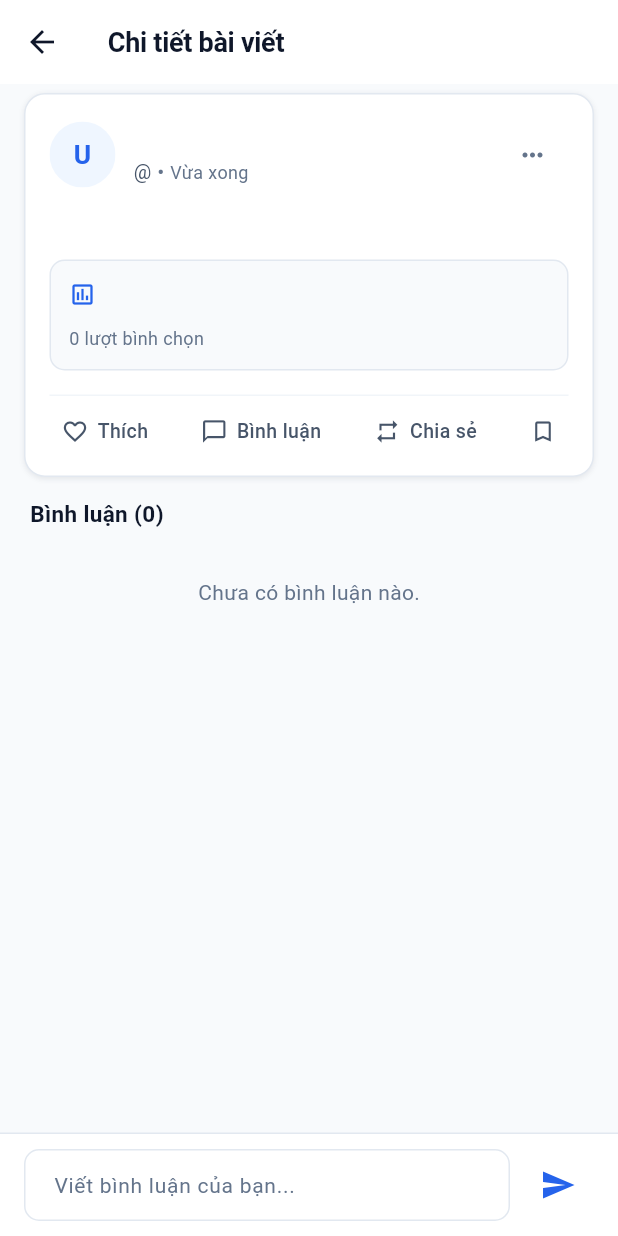
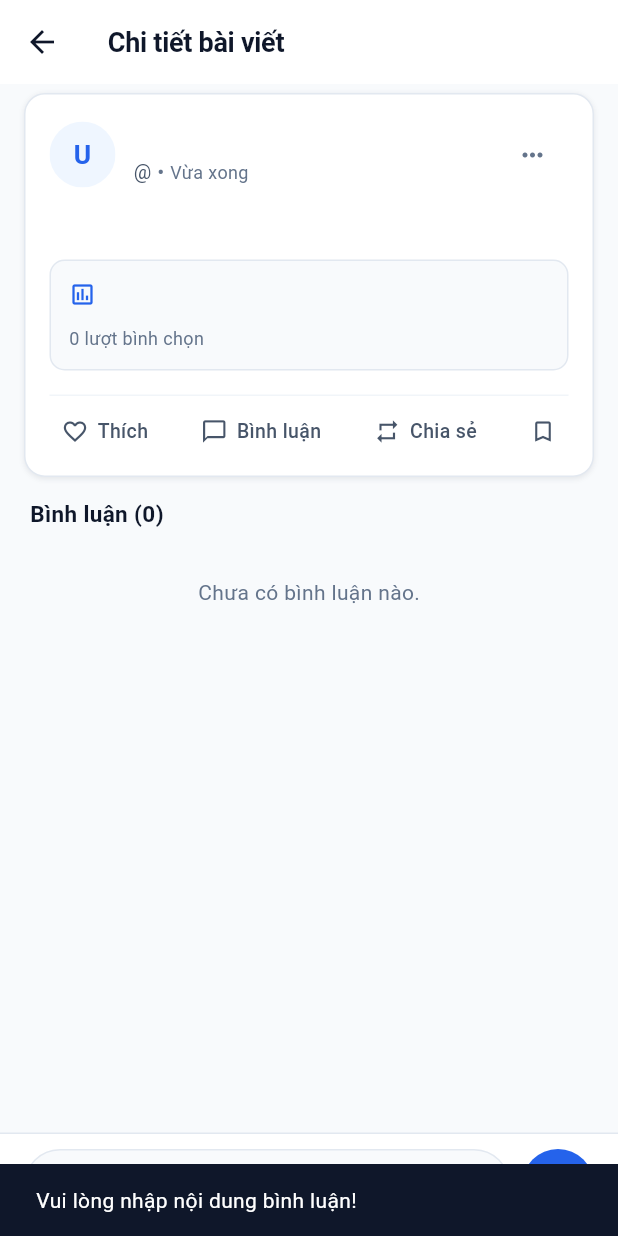
Before and after one commit to bawgitne/AloUTE, a Flutter app: the PostDetailScreen screen opened directly with empty values, after a tap on the "send" icon, on a phone screen of 412 x 824 dp. Run offline on Flutter 3.47's test engine with Material 3 defaults, Android fonts, the phone set to English and light mode, and no system bars; our stand-ins replace shared_preferences; accounts and stored records are empty; network calls fail.

Commit message:
fix(mobile,comment): add send action to keyboard, visual sending state, feedback, and card reply navigation

```diff
--- a/aloute_mobile/lib/screens/post/post_detail_screen.dart
+++ b/aloute_mobile/lib/screens/post/post_detail_screen.dart
@@ -25,6 +25,7 @@ class _PostDetailScreenState extends State<PostDetailScreen> {
   final FocusNode _focusNode = FocusNode();
   List<Map<String, dynamic>> _replies = [];
   bool _isLoadingReplies = false;
+  bool _isSending = false;
 
   @override
   void initState() {
@@ -56,23 +57,42 @@ class _PostDetailScreenState extends State<PostDetailScreen> {
   }
 
   Future<void> _sendReply() async {
+    if (_isSending) return;
     final text = _replyController.text.trim();
-    if (text.isEmpty) return;
+    if (text.isEmpty) {
+      ScaffoldMessenger.of(context).showSnackBar(
+        const SnackBar(
+          content: Text('Vui lòng nhập nội dung bình luận!'),
+          duration: Duration(seconds: 2),
+        ),
+      );
+      return;
+    }
 
-    final success = await PostService().createReply(widget.post.id, text);
-    if (mounted) {
-      if (success) {
+    setState(() => _isSending = true);
+    final error = await PostService().createReply(widget.post.id, text);
+    if (!mounted) return;
+    setState(() => _isSending = false);
+
+    if (error == null) {
       _replyController.clear();
+      _focusNode.unfocus();
       widget.post.replyCount++;
+      ScaffoldMessenger.of(context).showSnackBar(
+        const SnackBar(
+          content: Text('Đã gửi bình luận thành công!'),
+          backgroundColor: AlouteColors.success,
+          duration: Duration(seconds: 2),
+        ),
+      );
       await _loadReplies();
     } else {
       ScaffoldMessenger.of(context).showSnackBar(
-          const SnackBar(
-            content: Text('Không thể gửi bình luận. Vui lòng thử lại!'),
+        SnackBar(
+          content: Text(error),
           backgroundColor: AlouteColors.danger,
         ),
       );
-      }
     }
   }
 
@@ -184,20 +204,47 @@ class _PostDetailScreenState extends State<PostDetailScreen> {
               child: TextField(
                 controller: _replyController,
                 focusNode: _focusNode,
+                textInputAction: TextInputAction.send,
+                onSubmitted: (_) => _sendReply(),
+                enabled: !_isSending,
                 decoration: InputDecoration(
                   hintText: 'Viết bình luận của bạn...',
+                  hintStyle: const TextStyle(fontSize: 14, color: AlouteColors.textMuted),
                   contentPadding: const EdgeInsets.symmetric(horizontal: 16, vertical: 10),
+                  filled: true,
+                  fillColor: AlouteColors.bgBody,
                   border: OutlineInputBorder(
                     borderRadius: BorderRadius.circular(AlouteColors.radiusFull),
                     borderSide: const BorderSide(color: AlouteColors.borderColor),
+                  ),
+                  enabledBorder: OutlineInputBorder(
+                    borderRadius: BorderRadius.circular(AlouteColors.radiusFull),
+                    borderSide: const BorderSide(color: AlouteColors.borderColor),
+                  ),
+                  focusedBorder: OutlineInputBorder(
+                    borderRadius: BorderRadius.circular(AlouteColors.radiusFull),
+                    borderSide: const BorderSide(color: AlouteColors.accent),
                   ),
                 ),
               ),
             ),
             const SizedBox(width: 8),
-            IconButton(
-              icon: const Icon(Icons.send, color: AlouteColors.accent),
-              onPressed: _sendReply,
+            Container(
+              decoration: const BoxDecoration(
+                color: AlouteColors.accent,
+                shape: BoxShape.circle,
+              ),
+              child: IconButton(
+                icon: _isSending
+                    ? const SizedBox(
+                        width: 18,
+                        height: 18,
+                        child: CircularProgressIndicator(strokeWidth: 2, color: Colors.white),
+                      )
+                    : const Icon(Icons.send, color: Colors.white, size: 18),
+                onPressed: _isSending ? null : _sendReply,
+                tooltip: 'Gửi bình luận',
+              ),
             ),
           ],
         ),
--- a/aloute_mobile/lib/services/post_service.dart
+++ b/aloute_mobile/lib/services/post_service.dart
@@ -108,9 +108,9 @@ class PostService extends ChangeNotifier {
     return [];
   }
 
-  Future<bool> createReply(int postId, String content) async {
+  Future<String?> createReply(int postId, String content) async {
     try {
-      final response = await _api.post<Map<String, dynamic>>(
+      final response = await _api.post<dynamic>(
         ApiConstants.postReplies(postId),
         body: {
           'content': content.trim(),
@@ -119,10 +119,13 @@ class PostService extends ChangeNotifier {
           'allowQuote': true,
         },
       );
-      return response.success;
+      if (response.success) {
+        return null;
+      }
+      return response.error?.message ?? 'Không thể gửi bình luận. Vui lòng thử lại!';
     } catch (e) {
       debugPrint('[PostService] Create reply failed: $e');
-      return false;
+      return 'Lỗi gửi bình luận: $e';
     }
   }
 
--- a/aloute_mobile/lib/widgets/aloute_post_card.dart
+++ b/aloute_mobile/lib/widgets/aloute_post_card.dart
@@ -1,6 +1,7 @@
 import 'package:flutter/material.dart';
 import '../core/theme/aloute_theme.dart';
 import '../models/post.dart';
+import '../screens/post/post_detail_screen.dart';
 import '../services/post_service.dart';
 import 'aloute_avatar.dart';
 
@@ -45,7 +46,11 @@ class AloutePostCard extends StatelessWidget {
         borderRadius: BorderRadius.circular(AlouteColors.radiusLg),
         child: InkWell(
           borderRadius: BorderRadius.circular(AlouteColors.radiusLg),
-          onTap: onTap,
+          onTap: onTap ??
+              () => Navigator.push(
+                    context,
+                    MaterialPageRoute(builder: (_) => PostDetailScreen(post: post)),
+                  ),
           child: Padding(
             padding: const EdgeInsets.all(16.0),
             child: Column(
@@ -320,7 +325,14 @@ class AloutePostCard extends StatelessWidget {
           icon: Icons.chat_bubble_outline,
           color: AlouteColors.textSecondary,
           label: post.replyCount > 0 ? '${post.replyCount}' : 'Bình luận',
-          onTap: onReplyTap ?? onTap ?? () {},
+          onTap: onReplyTap ??
+              onTap ??
+              () => Navigator.push(
+                    context,
+                    MaterialPageRoute(
+                      builder: (_) => PostDetailScreen(post: post, focusReply: true),
+                    ),
+                  ),
         ),
         // Repost
         _buildActionButton(
```
Lines whose indentation alone changed are shown as unchanged.
